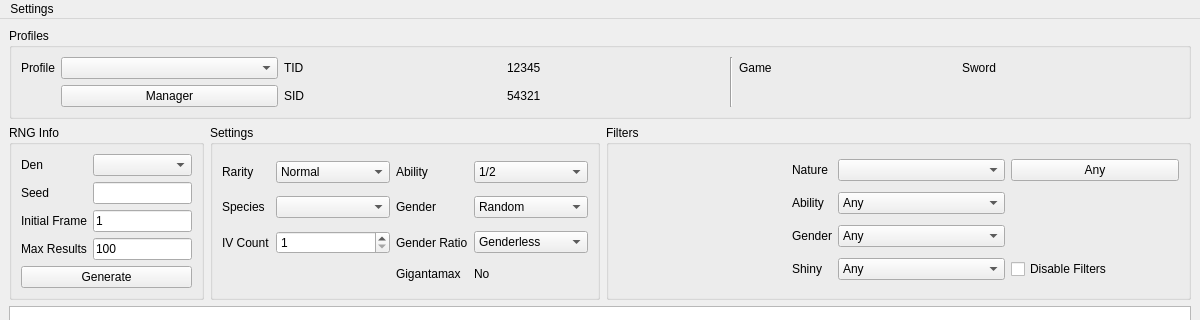
First picture: the form in Forms/MainWindow.ui, repository Admiral-Fish/RaidFinder, before the edit; both pictures show x 0 to 1200 and y 0 to 320 of the 1200 by 600 pixel window.
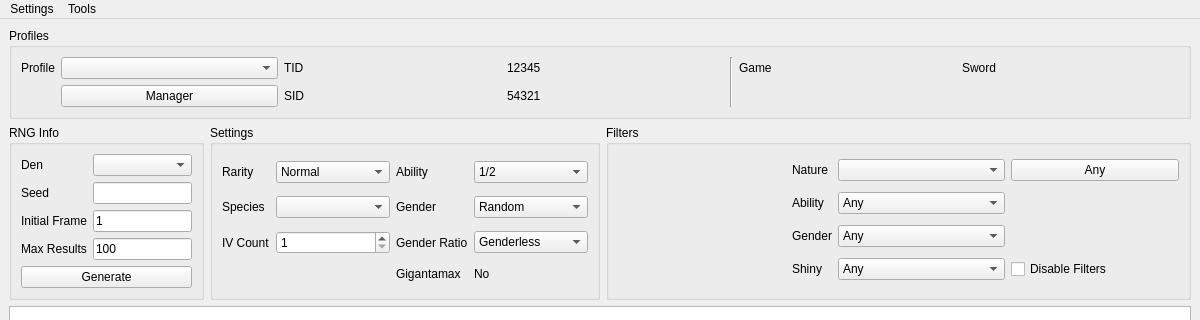
Second picture: the form after the edit. Custom widgets are drawn as their Qt base class.

```diff
--- a/Forms/MainWindow.ui
+++ b/Forms/MainWindow.ui
@@ -616,7 +616,7 @@
      <x>0</x>
      <y>0</y>
      <width>1200</width>
-     <height>21</height>
+     <height>22</height>
     </rect>
    </property>
    <widget class="QMenu" name="menuSettings">
@@ -646,7 +646,14 @@
     <addaction name="menuLanguage"/>
     <addaction name="menuStyle"/>
    </widget>
+   <widget class="QMenu" name="menuTools">
+    <property name="title">
+     <string>Tools</string>
+    </property>
+    <addaction name="actionDen_Map"/>
+   </widget>
    <addaction name="menuSettings"/>
+   <addaction name="menuTools"/>
   </widget>
   <action name="actionDark">
    <property name="checkable">
```
Left out of the diff: 5 changed lines with no effect on the pictures.
